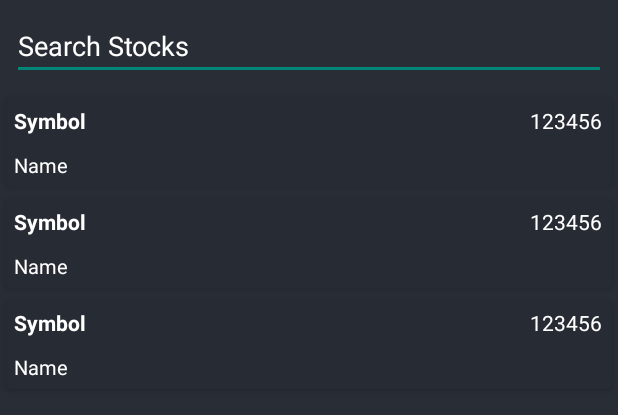
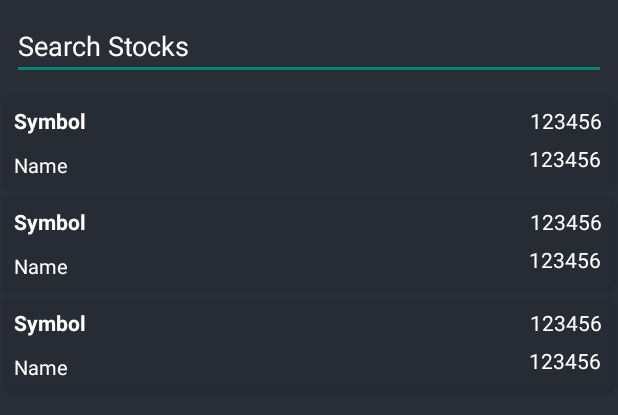
Before and after one commit to NitsanMaman/Design-Patterns-Stocks-App, an Android app built with Jetpack Compose: the layout activity_main.xml on its own in the app's theme, with its tools: preview values and no code run, on a phone screen of 412 x 824 dp. Shown: the top 415 px of the screen. Run offline under Robolectric (Android 15) with nearby library versions, the phone set to English and light mode, and no system bars; network calls fail.

Commit message:
Added percentage value to the list

```diff
--- a/app/build.gradle.kts
+++ b/app/build.gradle.kts
@@ -58,11 +58,15 @@ dependencies {
     implementation("androidx.compose.material3:material3")
     implementation("androidx.recyclerview:recyclerview:1.3.2")
     implementation("androidx.cardview:cardview:1.0.0")
+    implementation(platform("androidx.compose:compose-bom:2023.08.00"))
+    implementation(platform("androidx.compose:compose-bom:2023.08.00"))
     testImplementation("junit:junit:4.13.2")
     androidTestImplementation("androidx.test.ext:junit:1.1.5")
     androidTestImplementation("androidx.test.espresso:espresso-core:3.5.1")
     androidTestImplementation(platform("androidx.compose:compose-bom:2023.08.00"))
     androidTestImplementation("androidx.compose.ui:ui-test-junit4")
+    androidTestImplementation(platform("androidx.compose:compose-bom:2023.08.00"))
+    androidTestImplementation(platform("androidx.compose:compose-bom:2023.08.00"))
     debugImplementation("androidx.compose.ui:ui-tooling")
     debugImplementation("androidx.compose.ui:ui-test-manifest")
 }
--- a/app/src/main/AndroidManifest.xml
+++ b/app/src/main/AndroidManifest.xml
@@ -15,6 +15,11 @@
         android:theme="@style/Theme.TradingView"
         tools:targetApi="31">
         <activity
+            android:name=".GraphViewer"
+            android:exported="false"
+            android:label="@string/title_activity_graph_viewer"
+            android:theme="@style/Theme.TradingView" />
+        <activity
             android:name=".MainActivity"
             android:exported="true"
             android:label="@string/app_name"
--- a/app/src/main/res/layout/currency_rv_item.xml
+++ b/app/src/main/res/layout/currency_rv_item.xml
@@ -1,6 +1,5 @@
 <?xml version="1.0" encoding="utf-8"?>
-<androidx.cardview.widget.CardView
-    xmlns:android="http://schemas.android.com/apk/res/android"
+<androidx.cardview.widget.CardView xmlns:android="http://schemas.android.com/apk/res/android"
     xmlns:app="http://schemas.android.com/apk/res-auto"
     android:id="@+id/idCVCurrency"
     android:layout_width="match_parent"
@@ -20,9 +19,11 @@
             android:id="@+id/idTVSymbol"
             android:layout_width="match_parent"
             android:layout_height="wrap_content"
-            android:layout_margin="2dp"
+            android:layout_marginStart="2dp"
+            android:layout_marginTop="2dp"
+            android:layout_marginEnd="2dp"
+            android:layout_marginBottom="2dp"
             android:layout_toStartOf="@id/idTVRate"
-            android:layout_toLeftOf="@id/idTVRate"
             android:padding="3dp"
             android:text="Symbol"
             android:textColor="@color/white"
@@ -34,7 +35,11 @@
             android:layout_width="match_parent"
             android:layout_height="wrap_content"
             android:layout_below="@id/idTVSymbol"
-            android:layout_margin="2dp"
+            android:layout_marginStart="2dp"
+            android:layout_marginTop="2dp"
+            android:layout_marginEnd="2dp"
+            android:layout_marginBottom="2dp"
+            android:layout_toStartOf="@id/idTVPercentage"
             android:padding="3dp"
             android:text="Name"
             android:textColor="@color/white"
@@ -46,17 +51,28 @@
             android:layout_width="wrap_content"
             android:layout_height="wrap_content"
             android:layout_alignParentEnd="true"
-            android:layout_alignParentRight="true"
             android:layout_marginStart="2dp"
-            android:layout_marginLeft="2dp"
             android:layout_marginTop="2dp"
             android:layout_marginEnd="3dp"
-            android:layout_marginRight="3dp"
             android:layout_marginBottom="2dp"
             android:padding="3dp"
             android:text="123456"
             android:textColor="@color/white" />
 
+        <TextView
+            android:id="@+id/idTVPercentage"
+            android:layout_width="wrap_content"
+            android:layout_height="wrap_content"
+            android:layout_alignParentEnd="true"
+            android:layout_marginStart="2dp"
+            android:layout_marginTop="27dp"
+            android:layout_marginEnd="4dp"
+            android:layout_marginBottom="2dp"
+            android:padding="3dp"
+            android:text="123456"
+            android:textColor="@color/white" />
+
+
     </RelativeLayout>
 
 </androidx.cardview.widget.CardView>
--- a/app/src/main/res/values/colors.xml
+++ b/app/src/main/res/values/colors.xml
@@ -7,6 +7,8 @@
     <color name="teal_700">#FF018786</color>
     <color name="black">#FF000000</color>
     <color name="white">#FFFFFFFF</color>
+    <color name="red">#ff0000</color>
+    <color name="green">#00ff00</color>
 
     <color name="black_shade_1">#292D36</color>
     <color name="black_shade_2">#272B33</color>
--- a/app/src/main/res/values/strings.xml
+++ b/app/src/main/res/values/strings.xml
@@ -1,3 +1,4 @@
 <resources>
     <string name="app_name">TradingView</string>
+    <string name="title_activity_graph_viewer">GraphViewer</string>
 </resources>
--- a/app/src/main/res/values/themes.xml
+++ b/app/src/main/res/values/themes.xml
@@ -1,4 +1,5 @@
 <?xml version="1.0" encoding="utf-8"?>
 <resources>
+
     <style name="Theme.TradingView" parent="android:Theme.Material.Light.NoActionBar" />
 </resources>
```
Also changed, not shown: app/src/main/java/com/example/tradingview/CurrencyModal.java (+13 -1 lines), app/src/main/java/com/example/tradingview/CurrencyRVAdapter.java (+26 -5 lines), app/src/main/java/com/example/tradingview/GraphViewer.kt (added, +46 -0 lines), app/src/main/java/com/example/tradingview/MainActivity.kt (+25 -11 lines), 1 other file.
